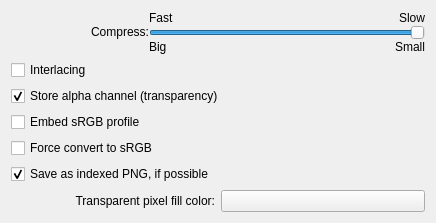
Old version of the form krita/plugins/formats/png/kis_wdg_options_png.ui in the repository KDE/krita.
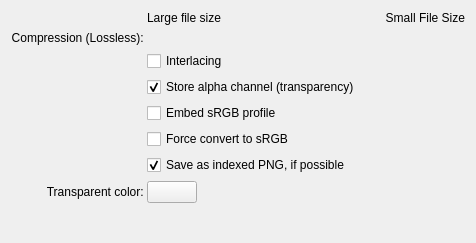
New version of the form. Custom widgets are drawn as their Qt base class.

Commit message: update PNG export options with slider

```diff
--- a/krita/plugins/formats/png/kis_wdg_options_png.ui
+++ b/krita/plugins/formats/png/kis_wdg_options_png.ui
@@ -6,55 +6,53 @@
    <rect>
     <x>0</x>
     <y>0</y>
-    <width>432</width>
-    <height>210</height>
+    <width>476</width>
+    <height>243</height>
    </rect>
   </property>
   <property name="windowTitle">
    <string>PNG Options</string>
   </property>
   <layout class="QGridLayout" name="gridLayout">
-   <item row="2" column="0">
-    <widget class="QCheckBox" name="alpha">
-     <property name="toolTip">
-      <string>Disable to get smaller files if your image has no transparency</string>
-     </property>
-     <property name="whatsThis">
-      <string>&lt;p&gt;The Portable Network Graphics (PNG) file format allows transparency in your image to be stored by saving an alpha channel.
-You can uncheck the box if you are not using transparency and you want to make the resulting file smaller .&lt;br&gt;Always saving the alpha channel is recommended.&lt;/p&gt;</string>
-     </property>
-     <property name="text">
-      <string>Store alpha channel (transparency)</string>
-     </property>
-     <property name="checked">
-      <bool>true</bool>
-     </property>
-    </widget>
-   </item>
-   <item row="1" column="0">
-    <widget class="QCheckBox" name="interlacing">
-     <property name="toolTip">
-      <string>Use interlacing when publishing on the Internet.</string>
-     </property>
-     <property name="whatsThis">
-      <string>&lt;p&gt;Interlacing is useful if you intend to publish your image on the Internet.&lt;br&gt;
-Enabling interlacing will cause the image to be displayed by the browser even while downloading.&lt;/p&gt;</string>
-     </property>
-     <property name="text">
-      <string>Interlacing</string>
-     </property>
-    </widget>
-   </item>
    <item row="0" column="0">
     <layout class="QGridLayout">
      <property name="margin">
       <number>0</number>
      </property>
-     <property name="spacing">
+     <property name="topMargin">
       <number>0</number>
      </property>
+     <property name="rightMargin">
+      <number>0</number>
+     </property>
+     <property name="bottomMargin">
+      <number>0</number>
+     </property>
+     <property name="horizontalSpacing">
+      <number>0</number>
+     </property>
+     <property name="verticalSpacing">
+      <number>6</number>
+     </property>
+     <item row="5" column="1">
+      <widget class="QCheckBox" name="chkSRGB">
+       <property name="toolTip">
+        <string>&lt;html&gt;&lt;head/&gt;&lt;body&gt;&lt;p&gt;&lt;span style=&quot; font-weight:600;&quot;&gt;PNG&lt;/span&gt; files have &lt;span style=&quot; font-style:italic;&quot;&gt;two&lt;/span&gt; options to save &lt;span style=&quot; font-weight:600;&quot;&gt;sRGB&lt;/span&gt; information: as a tag or as an explicit profile. For use with in websites, &lt;span style=&quot; font-style:italic;&quot;&gt;disable&lt;/span&gt; this option. For interchange with other applications, &lt;span style=&quot; font-style:italic;&quot;&gt;enable&lt;/span&gt; this option.&lt;/p&gt;&lt;/body&gt;&lt;/html&gt;</string>
+       </property>
+       <property name="text">
+        <string>Embed sRGB profile</string>
+       </property>
+      </widget>
+     </item>
+     <item row="6" column="1">
+      <widget class="QCheckBox" name="chkForceSRGB">
+       <property name="text">
+        <string>Force convert to sRGB</string>
+       </property>
+      </widget>
+     </item>
      <item row="1" column="1" colspan="2">
-      <widget class="QSlider" name="compressionLevel">
+      <widget class="KisDoubleSliderSpinBox" name="compressionLevel" native="true">
        <property name="toolTip">
         <string>Note: the compression level does not change the quality of the result</string>
        </property>
@@ -62,21 +60,6 @@
         <string>&lt;p&gt;Adjust the compression time. Better compression takes longer.
 &lt;br&gt;Note: the compression level does not change the quality of the result.&lt;/p&gt;</string>
        </property>
-       <property name="minimum">
-        <number>1</number>
-       </property>
-       <property name="maximum">
-        <number>9</number>
-       </property>
-       <property name="pageStep">
-        <number>1</number>
-       </property>
-       <property name="value">
-        <number>9</number>
-       </property>
-       <property name="orientation">
-        <enum>Qt::Horizontal</enum>
-       </property>
       </widget>
      </item>
      <item row="1" column="0" rowspan="2">
@@ -89,7 +72,7 @@
 &lt;br&gt;Note: the compression level does not change the quality of the result.&lt;/p&gt;</string>
        </property>
        <property name="text">
-        <string>Compress:</string>
+        <string>Compression (Lossless): </string>
        </property>
        <property name="alignment">
         <set>Qt::AlignRight|Qt::AlignTop|Qt::AlignTrailing</set>
@@ -103,7 +86,7 @@
 &lt;br&gt;Note: the compression level does not change the quality of the result.&lt;/p&gt;</string>
        </property>
        <property name="text">
-        <string comment="The compression will take a long time; saving the file will be slow.">Slow</string>
+        <string comment="The compression will take a long time; saving the file will be slow.">Small File Size</string>
        </property>
        <property name="alignment">
         <set>Qt::AlignRight|Qt::AlignTrailing|Qt::AlignVCenter</set>
@@ -117,51 +100,78 @@
 &lt;br&gt;Note: the compression level does not change the quality of the result.&lt;/p&gt;</string>
        </property>
        <property name="text">
-        <string comment="The file will save fast but will not be compressed a lot">Fast</string>
+        <string comment="The file will save fast but will not be compressed a lot">Large file size</string>
        </property>
       </widget>
      </item>
-     <item row="2" column="2">
-      <widget class="QLabel" name="textLabel4">
+     <item row="4" column="1">
+      <widget class="QCheckBox" name="alpha">
+       <property name="toolTip">
+        <string>Disable to get smaller files if your image has no transparency</string>
+       </property>
        <property name="whatsThis">
         <string>&lt;p&gt;Adjust the compression time. Better compression takes longer.
 &lt;br&gt;Note: the compression level does not change the quality of the result.&lt;/p&gt;</string>
        </property>
        <property name="text">
-        <string comment="the file will be small">Small</string>
+        <string>Store alpha channel (transparency)</string>
        </property>
-       <property name="alignment">
-        <set>Qt::AlignRight|Qt::AlignTrailing|Qt::AlignVCenter</set>
+       <property name="checked">
+        <bool>true</bool>
        </property>
       </widget>
      </item>
-     <item row="2" column="1">
-      <widget class="QLabel" name="textLabel3_2">
+     <item row="3" column="1">
+      <widget class="QCheckBox" name="interlacing">
+       <property name="toolTip">
+        <string>Use interlacing when publishing on the Internet.</string>
+       </property>
        <property name="whatsThis">
         <string>&lt;p&gt;Adjust the compression time. Better compression takes longer.
 &lt;br&gt;Note: the compression level does not change the quality of the result.&lt;/p&gt;</string>
        </property>
        <property name="text">
-        <string comment="the file will be big">Big</string>
+        <string>Interlacing</string>
        </property>
       </widget>
      </item>
-    </layout>
-   </item>
-   <item row="6" column="0">
-    <layout class="QHBoxLayout" name="horizontalLayout">
-     <item>
+     <item row="7" column="1">
+      <widget class="QCheckBox" name="tryToSaveAsIndexed">
+       <property name="toolTip">
+        <string>Indexed PNG images are smaller. If you enabled this option, your image will be analyzed to see whether it is possible to save as an indexed PNG.</string>
+       </property>
+       <property name="text">
+        <string>Save as indexed PNG, if possible</string>
+       </property>
+       <property name="checked">
+        <bool>true</bool>
+       </property>
+      </widget>
+     </item>
+     <item row="8" column="0">
       <widget class="QLabel" name="label_4">
        <property name="text">
-        <string>Transparent pixel fill color:</string>
+        <string>Transparent color: </string>
        </property>
        <property name="alignment">
         <set>Qt::AlignRight|Qt::AlignTrailing|Qt::AlignVCenter</set>
        </property>
       </widget>
      </item>
-     <item>
+     <item row="8" column="1">
       <widget class="KColorButton" name="bnTransparencyFillColor">
+       <property name="sizePolicy">
+        <sizepolicy hsizetype="Fixed" vsizetype="Fixed">
+         <horstretch>0</horstretch>
+         <verstretch>0</verstretch>
+        </sizepolicy>
+       </property>
+       <property name="minimumSize">
+        <size>
+         <width>50</width>
+         <height>0</height>
+        </size>
+       </property>
        <property name="toolTip">
         <string>&lt;html&gt;&lt;head/&gt;&lt;body&gt;&lt;p&gt;Background color to replace transparent pixels with.&lt;/p&gt;&lt;/body&gt;&lt;/html&gt;</string>
        </property>
@@ -169,7 +179,7 @@
      </item>
     </layout>
    </item>
-   <item row="7" column="0">
+   <item row="6" column="0">
     <spacer>
      <property name="orientation">
       <enum>Qt::Vertical</enum>
@@ -185,39 +195,15 @@
      </property>
     </spacer>
    </item>
-   <item row="5" column="0">
-    <widget class="QCheckBox" name="tryToSaveAsIndexed">
-     <property name="toolTip">
-      <string>Indexed PNG images are smaller. If you enabled this option, your image will be analyzed to see whether it is possible to save as an indexed PNG.</string>
-     </property>
-     <property name="text">
-      <string>Save as indexed PNG, if possible</string>
-     </property>
-     <property name="checked">
-      <bool>true</bool>
-     </property>
-    </widget>
-   </item>
-   <item row="3" column="0">
-    <widget class="QCheckBox" name="chkSRGB">
-     <property name="toolTip">
-      <string>&lt;html&gt;&lt;head/&gt;&lt;body&gt;&lt;p&gt;&lt;span style=&quot; font-weight:600;&quot;&gt;PNG&lt;/span&gt; files have &lt;span style=&quot; font-style:italic;&quot;&gt;two&lt;/span&gt; options to save &lt;span style=&quot; font-weight:600;&quot;&gt;sRGB&lt;/span&gt; information: as a tag or as an explicit profile. For use with in websites, &lt;span style=&quot; font-style:italic;&quot;&gt;disable&lt;/span&gt; this option. For interchange with other applications, &lt;span style=&quot; font-style:italic;&quot;&gt;enable&lt;/span&gt; this option.&lt;/p&gt;&lt;/body&gt;&lt;/html&gt;</string>
-     </property>
-     <property name="text">
-      <string>Embed sRGB profile</string>
-     </property>
-    </widget>
-   </item>
-   <item row="4" column="0">
-    <widget class="QCheckBox" name="chkForceSRGB">
-     <property name="text">
-      <string>Force convert to sRGB</string>
-     </property>
-    </widget>
-   </item>
   </layout>
  </widget>
  <customwidgets>
+  <customwidget>
+   <class>KisDoubleSliderSpinBox</class>
+   <extends>QWidget</extends>
+   <header>kis_slider_spin_box.h</header>
+   <container>1</container>
+  </customwidget>
   <customwidget>
    <class>KColorButton</class>
    <extends>QPushButton</extends>
```
Left out of the diff: 10 changed lines with no effect on the pictures. The commit also changes 1 other file.
